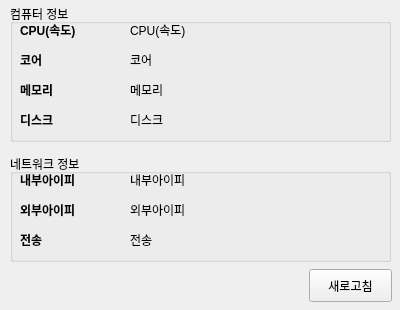
Above: part1/studyPython/comInfo.ui from d0ng999/miniProjects before the change. Below: the same form after it.
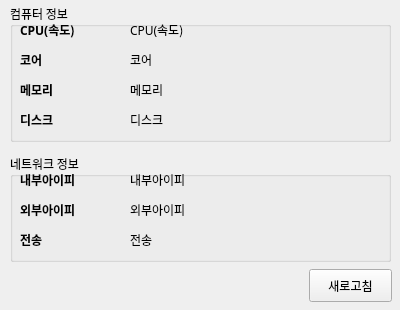
That is the form after the change.

```diff
--- a/part1/studyPython/comInfo.ui
+++ b/part1/studyPython/comInfo.ui
@@ -18,10 +18,15 @@
   </property>
   <property name="maximumSize">
    <size>
-    <width>500</width>
+    <width>400</width>
     <height>310</height>
    </size>
   </property>
+  <property name="font">
+   <font>
+    <family>나눔고딕</family>
+   </font>
+  </property>
   <property name="windowTitle">
    <string>내 컴퓨터 정보</string>
   </property>
```
